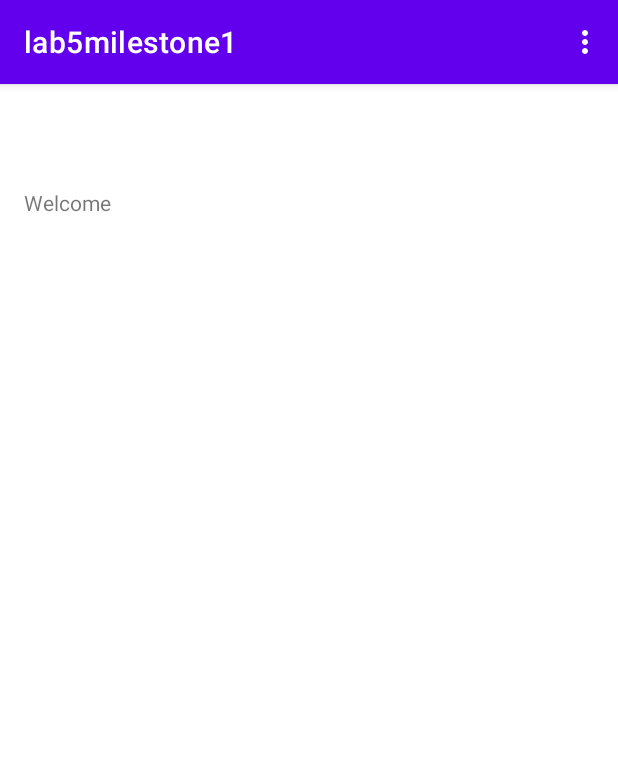
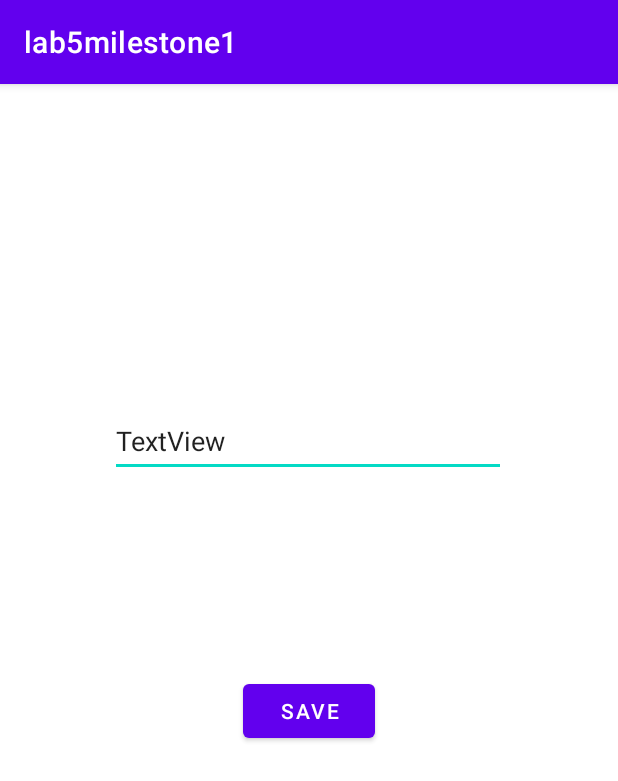
Before and after one commit to smworthingto2501/WatchParty, an Android app: the NotesApp screen opened directly, with no data from a screen before it, in the options menu, after a tap on "Add Note", on a phone screen of 412 x 824 dp. Shown: the top 781 px of the screen. Run offline under Robolectric (Android 15) with nearby library versions, the phone set to English and light mode, and no system bars.

Commit message:
Commit for Lab 5, Milestone 2 with full functioning note app that saves notes and keeps them for particular users.

```diff
--- a/app/src/main/AndroidManifest.xml
+++ b/app/src/main/AndroidManifest.xml
@@ -1,6 +1,6 @@
 <?xml version="1.0" encoding="utf-8"?>
 <manifest xmlns:android="http://schemas.android.com/apk/res/android"
-    package="com.example.lab5milestone1">
+    package="com.example.lab5milestone2">
 
     <application
         android:allowBackup="true"
@@ -9,6 +9,9 @@
         android:roundIcon="@mipmap/ic_launcher_round"
         android:supportsRtl="true"
         android:theme="@style/Theme.Lab5milestone1">
+        <activity
+            android:name=".NewNote"
+            android:exported="true" />
         <activity
             android:name=".NotesApp"
             android:exported="true" />
--- /dev/null
+++ b/app/src/main/java/com/example/lab5milestone2/DBHelper.java
@@ -0,0 +1,60 @@
+package com.example.lab5milestone2;
+
+import android.database.Cursor;
+import android.database.sqlite.SQLiteDatabase;
+
+import java.util.ArrayList;
+
+public class DBHelper {
+
+    SQLiteDatabase sqLiteDatabase;
+
+    public DBHelper (SQLiteDatabase sqLiteDatabase) {
+        this.sqLiteDatabase = sqLiteDatabase;
+    }
+
+    public void createTable() {
+        sqLiteDatabase.execSQL("CREATE TABLE IF NOT EXISTS notes " +
+                "(id INTEGER PRIMARY KEY, username TEXT, date TEXT, title TEXT, content TEXT, src TEXT)");
+    }
+
+    public ArrayList<Note> readNotes(String username) {
+        createTable();
+        Cursor c = sqLiteDatabase.rawQuery(String.format("SELECT * from notes where username like '%s'", username), null);
+
+        int dateIndex = c.getColumnIndex("date");
+        int titleIndex = c.getColumnIndex("title");
+        int contentIndex = c.getColumnIndex("content");
+
+        c.moveToFirst();
+
+        ArrayList<Note> notesList = new ArrayList<>();
+
+        while(!c.isAfterLast()) {
+            String title = c.getString(titleIndex);
+            String date = c.getString(dateIndex);
+            String content = c.getString(contentIndex);
+
+            Note note = new Note(date, username, title, content);
+            notesList.add(note);
+            c.moveToNext();
+        }
+        c.close();
+        sqLiteDatabase.close();
+
+        return notesList;
+    }
+
+    public void saveNotes(String username, String title, String content, String date) {
+        createTable();
+        sqLiteDatabase.execSQL(String.format("INSERT INTO notes (username, date, title, content) VALUES ('%s', '%s', '%s', '%s')",
+                username, date, title, content));
+    }
+
+    public void updateNote(String title, String date, String content, String username) {
+        createTable();
+        sqLiteDatabase.execSQL(String.format("UPDATE notes set content = '%s', date = '%s' where title = '%s' and username = '%s'",
+                content, date, title, username));
+    }
+
+}
--- a/app/src/main/java/com/example/lab5milestone1/MainActivity.java
+++ b/app/src/main/java/com/example/lab5milestone2/MainActivity.java
@@ -1,4 +1,4 @@
-package com.example.lab5milestone1;
+package com.example.lab5milestone2;
 
 import androidx.appcompat.app.AppCompatActivity;
 
--- /dev/null
+++ b/app/src/main/java/com/example/lab5milestone2/NewNote.java
@@ -0,0 +1,71 @@
+package com.example.lab5milestone2;
+
+import androidx.appcompat.app.AppCompatActivity;
+
+import android.content.Context;
+import android.content.Intent;
+import android.content.SharedPreferences;
+import android.database.sqlite.SQLiteDatabase;
+import android.os.Bundle;
+import android.view.View;
+import android.widget.EditText;
+import android.widget.TextView;
+
+import java.text.DateFormat;
+import java.text.SimpleDateFormat;
+import java.util.Date;
+
+public class NewNote extends AppCompatActivity {
+
+    int noteid = -1;
+
+    EditText textView2;
+
+    @Override
+    protected void onCreate(Bundle savedInstanceState) {
+        super.onCreate(savedInstanceState);
+        setContentView(R.layout.activity_new_note);
+
+        textView2 = (EditText) findViewById(R.id.noteView);
+        Intent intent = getIntent();
+        int intentNoteid = intent.getIntExtra("noteid", -1);
+        noteid = intentNoteid;
+
+        if(noteid != -1) {
+            Note note = NotesApp.notes.get(noteid);
+            String noteContent = note.getContent();
+            textView2.setText(noteContent);
+        }
+    }
+
+    public void onClick(View view) {
+
+        String content = textView2.getText().toString();
+
+        Context context = getApplicationContext();
+        SQLiteDatabase sqLiteDatabase = context.openOrCreateDatabase("notes", Context.MODE_PRIVATE,null);
+
+        DBHelper dbHelper = new DBHelper(sqLiteDatabase);
+
+        SharedPreferences sharedPreferences = getSharedPreferences("com.example.lab5milestone1", Context.MODE_PRIVATE);
+        String username = sharedPreferences.getString("username", "");
+
+        String title;
+        DateFormat dateFormat = new SimpleDateFormat("MM/dd/yyyy HH:mm:ss");
+        String date = dateFormat.format(new Date());
+
+        if(noteid == -1) {
+            title = "NOTE_" + (NotesApp.notes.size() + 1);
+            dbHelper.saveNotes(username, title, content, date);
+        } else {
+            title = "NOTE_" + (noteid + 1);
+            dbHelper.updateNote(title, date, content, username);
+        }
+
+        Intent intent = new Intent(getApplicationContext(), NotesApp.class);
+        startActivity(intent);
+
+
+    }
+
+}
--- /dev/null
+++ b/app/src/main/java/com/example/lab5milestone2/Note.java
@@ -0,0 +1,25 @@
+package com.example.lab5milestone2;
+
+public class Note {
+
+    private String date;
+    private String username;
+    private String title;
+    private String content;
+
+    public Note(String date, String username, String title, String content) {
+        this.date = date;
+        this.username = username;
+        this.title = title;
+        this.content = content;
+    }
+
+    public String getDate() { return date; }
+
+    public String getUsername() { return username; }
+
+    public String getTitle() { return title; }
+
+    public String getContent() { return content; }
+
+}
--- a/app/src/main/java/com/example/lab5milestone1/NotesApp.java
+++ b/app/src/main/java/com/example/lab5milestone2/NotesApp.java
@@ -1,18 +1,26 @@
-package com.example.lab5milestone1;
+package com.example.lab5milestone2;
 
 import androidx.appcompat.app.AppCompatActivity;
 
 import android.content.Context;
 import android.content.Intent;
 import android.content.SharedPreferences;
+import android.database.sqlite.SQLiteDatabase;
 import android.os.Bundle;
 import android.view.Menu;
 import android.view.MenuInflater;
 import android.view.MenuItem;
-import android.widget.EditText;
+import android.view.View;
+import android.widget.AdapterView;
+import android.widget.ArrayAdapter;
+import android.widget.ListView;
 import android.widget.TextView;
 
+import java.util.ArrayList;
+
 public class NotesApp extends AppCompatActivity {
+
+    public static ArrayList<Note> notes = new ArrayList<>();
 
     @Override
     protected void onCreate(Bundle savedInstanceState) {
@@ -25,6 +33,31 @@ public class NotesApp extends AppCompatActivity {
 
         TextView welcomeMessage = findViewById(R.id.textView);
         welcomeMessage.setText("Welcome " + sharedPreferences.getString(usernameKey, ""));
+
+        Context context = getApplicationContext();
+        SQLiteDatabase sqLiteDatabase = context.openOrCreateDatabase("notes", Context.MODE_PRIVATE,null);
+
+        DBHelper dbHelper = new DBHelper(sqLiteDatabase);
+
+        notes = dbHelper.readNotes(sharedPreferences.getString(usernameKey, ""));
+
+        ArrayList<String> displayNotes = new ArrayList<>();
+        for (Note note : notes) {
+            displayNotes.add(String.format("Title:%s\nDate:%s", note.getTitle(), note.getDate()));
+        }
+
+        ArrayAdapter adapter = new ArrayAdapter(this, android.R.layout.simple_list_item_1, displayNotes);
+        ListView listView = (ListView) findViewById(R.id.notesListView);
+        listView.setAdapter(adapter);
+
+        listView.setOnItemClickListener(new AdapterView.OnItemClickListener() {
+            @Override
+            public void onItemClick(AdapterView<?> parent, View view, int position, long id) {
+                Intent intent = new Intent(getApplicationContext(), NewNote.class);
+                intent.putExtra("noteid", position);
+                startActivity(intent);
+            }
+        });
 
     }
 
@@ -44,6 +77,10 @@ public class NotesApp extends AppCompatActivity {
                 sharedPreferences.edit().remove(MainActivity.usernameKey).apply();
                 startActivity(intent);
                 return true;
+            case R.id.addNote:
+                Intent intentAddNote = new Intent(this, NewNote.class);
+                startActivity(intentAddNote);
+                return true;
             default:
                 return super.onOptionsItemSelected(item);
         }
--- /dev/null
+++ b/app/src/main/res/layout/activity_new_note.xml
@@ -0,0 +1,39 @@
+<?xml version="1.0" encoding="utf-8"?>
+<androidx.constraintlayout.widget.ConstraintLayout xmlns:android="http://schemas.android.com/apk/res/android"
+    xmlns:app="http://schemas.android.com/apk/res-auto"
+    xmlns:tools="http://schemas.android.com/tools"
+    android:layout_width="match_parent"
+    android:layout_height="match_parent"
+    tools:context=".NewNote"
+
+    >
+
+    <Button
+        android:id="@+id/button3"
+        android:layout_width="wrap_content"
+        android:layout_height="wrap_content"
+        android:layout_marginBottom="315dp"
+        android:onClick="onClick"
+        android:text="SAVE"
+        app:layout_constraintBottom_toBottomOf="parent"
+        app:layout_constraintEnd_toEndOf="parent"
+        app:layout_constraintStart_toStartOf="parent"
+        app:layout_constraintTop_toBottomOf="@+id/noteView" />
+
+    <EditText
+        android:id="@+id/noteView"
+        android:layout_width="264dp"
+        android:layout_height="wrap_content"
+        android:layout_marginStart="8dp"
+        android:layout_marginTop="203dp"
+        android:layout_marginEnd="8dp"
+        android:layout_marginBottom="121dp"
+        android:minHeight="48dp"
+        android:text="TextView"
+        app:layout_constraintBottom_toTopOf="@+id/button3"
+        app:layout_constraintEnd_toEndOf="parent"
+        app:layout_constraintHorizontal_bias="0.496"
+        app:layout_constraintStart_toStartOf="parent"
+        app:layout_constraintTop_toTopOf="parent" />
+
+</androidx.constraintlayout.widget.ConstraintLayout>
```
Also changed, not shown: app/src/main/res/layout/activity_notes_app.xml (+14 -1 lines), 4 other files.
